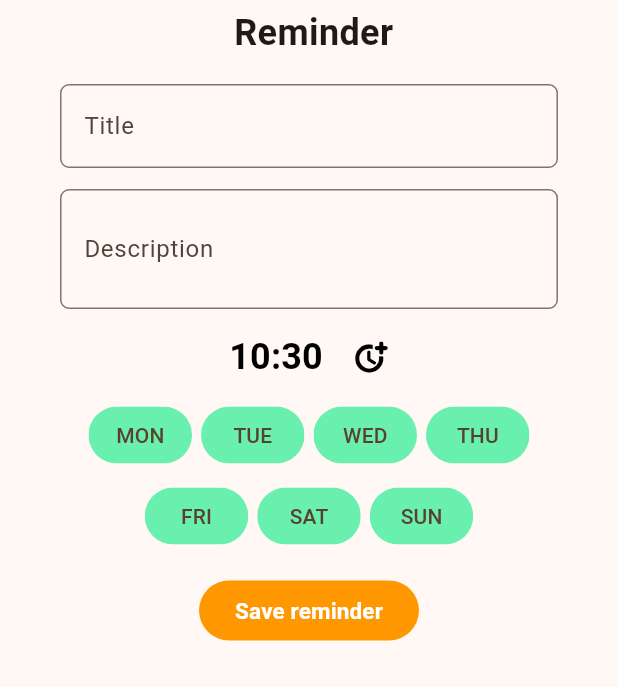
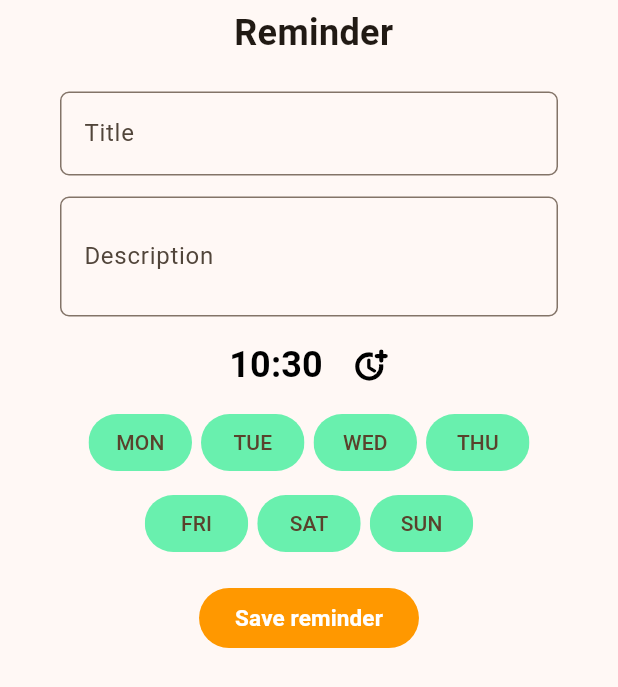
Before and after one commit to vloot/reminder-app, a Flutter app: the ReminderForm widget shown alone on an empty page, opened directly with empty values, on a phone screen of 412 x 824 dp. Shown: the top 687 px of the screen. Run offline on Flutter 3.47's test engine with Material 3 defaults, Android fonts, the light colour scheme and no system bars; our stand-ins replace drift, drift_flutter, flutter_bloc, flutter_local_notifications, get_it, timezone; accounts and stored records are empty; generated files the repository leaves out were written again.

Commit message:
Updated themes

```diff
--- a/lib/core/themes/theme.dart
+++ b/lib/core/themes/theme.dart
@@ -4,22 +4,26 @@ class AppTheme {
   final Color primaryColor;
   final Color primaryColorAccent;
   final Color secondaryColor;
+  final Color secondaryColorAccent;
   final Color activeColor;
   final Color inactiveColor;
   final Color warningColor;
   final Color backgroundColor;
   final Color textColor;
   final Color transparent;
+  final Color shadowColor;
 
   AppTheme({
     required this.primaryColor,
     required this.primaryColorAccent,
     required this.secondaryColor,
+    required this.secondaryColorAccent,
     required this.activeColor,
     required this.inactiveColor,
     required this.warningColor,
     required this.backgroundColor,
     required this.textColor,
     required this.transparent,
+    required this.shadowColor,
   });
 }
--- a/lib/features/reminder/presentation/reminder/reminder_page.dart
+++ b/lib/features/reminder/presentation/reminder/reminder_page.dart
@@ -80,11 +80,14 @@ class _RemindersPageState extends State<RemindersPage> {
           ),
           onPressed: () async {
             showModalBottomSheet(
+              // FIXME why is this here?
+              isScrollControlled: true,
               showDragHandle: true,
               context: parentContext,
               builder: (builderContext) {
                 return BlocProvider(
-                  create: (builderContext) => getIt<ReminderBloc>(),
+                  create: (builderContext) =>
+                      getIt<ReminderBloc>(), // FIXME why create a new bloc??
                   child: Builder(
                     builder: (innerContext) {
                       return BlocListener<ReminderBloc, ReminderState>(
--- a/lib/features/reminder_form/reminder_form.dart
+++ b/lib/features/reminder_form/reminder_form.dart
@@ -61,18 +61,35 @@ class _ReminderFormState extends State<ReminderForm> {
 
   @override
   Widget build(BuildContext context) {
-    return Container(
+    final mq = MediaQuery.of(context);
+    final keyboard = mq.viewInsets.bottom;
+    return AnimatedPadding(
+      padding: EdgeInsets.only(bottom: mq.viewInsets.bottom),
+      duration: const Duration(milliseconds: 150),
+      curve: Curves.easeOut,
+      child: SafeArea(
+        top: false,
+        child: ConstrainedBox(
+          constraints: BoxConstraints(
+            maxHeight: (mq.size.height - keyboard) * 0.65,
+          ),
+          child: SingleChildScrollView(
+            child: Padding(
               padding: const EdgeInsets.symmetric(horizontal: 40, vertical: 5),
-      height: MediaQuery.of(context).copyWith().size.height * 0.52,
               child: Column(
+                mainAxisSize: MainAxisSize.min,
+                mainAxisAlignment: MainAxisAlignment.start,
                 crossAxisAlignment: CrossAxisAlignment.center,
                 children: [
                   Center(
                     child: Padding(
-              padding: const EdgeInsets.only(bottom: 10),
+                      padding: const EdgeInsets.only(bottom: 15),
                       child: Text(
                         '${widget.title} Reminder',
-                style: TextStyle(fontWeight: FontWeight.bold, fontSize: 24),
+                        style: TextStyle(
+                          fontWeight: FontWeight.bold,
+                          fontSize: 24,
+                        ),
                       ),
                     ),
                   ),
@@ -89,6 +106,7 @@ class _ReminderFormState extends State<ReminderForm> {
                     hintText: 'Description',
                   ),
                   buildTimeInput(context),
+
                   buildWeekdays(),
                   SizedBox(height: 12),
                   FilledButton(
@@ -110,10 +128,18 @@ class _ReminderFormState extends State<ReminderForm> {
                     ),
                     child: Text(
                       'Save reminder',
-              style: TextStyle(fontWeight: FontWeight.bold, fontSize: 15),
+                      style: TextStyle(
+                        fontWeight: FontWeight.bold,
+                        fontSize: 15,
                       ),
                     ),
+                  ),
+                  SizedBox(height: 25),
                 ],
+              ),
+            ),
+          ),
+        ),
       ),
     );
   }
--- a/lib/main.dart
+++ b/lib/main.dart
@@ -1,5 +1,6 @@
 import 'package:flutter/material.dart';
 import 'package:reminders_app/core/infrastructure/dependency_injection.dart';
+import 'package:reminders_app/core/themes/themes.dart';
 import 'package:reminders_app/features/reminder/presentation/reminder/reminder_page.dart';
 
 void main() {
@@ -10,7 +11,7 @@ void main() {
       debugShowCheckedModeBanner: false,
       theme: ThemeData(
         colorScheme: ColorScheme.fromSeed(
-          seedColor: Colors.orange,
+          seedColor: currentTheme.primaryColor,
           brightness: Brightness.light,
         ),
       ),
```
Also changed, not shown: lib/core/themes/themes.dart (+17 -0 lines), lib/features/reminder/presentation/widgets/reminder_list_tile.dart (+8 -3 lines), lib/features/weekday_box/presentation/widgets/weekday_box_page.dart (+21 -12 lines). Lines whose indentation alone changed are shown as unchanged.
